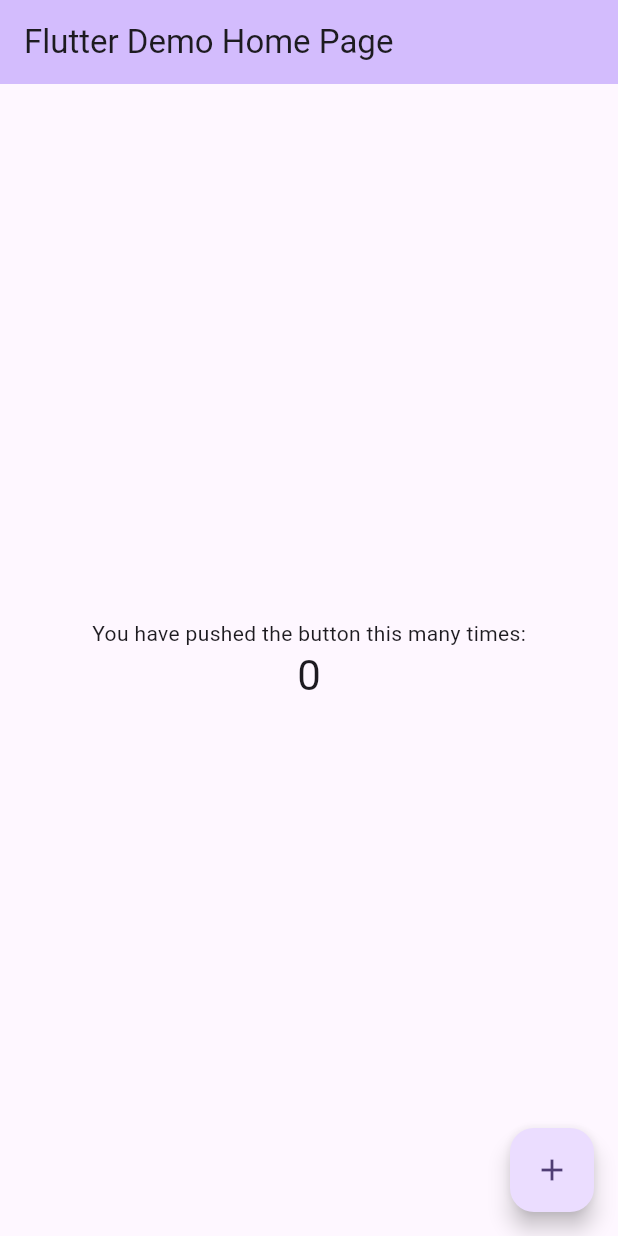
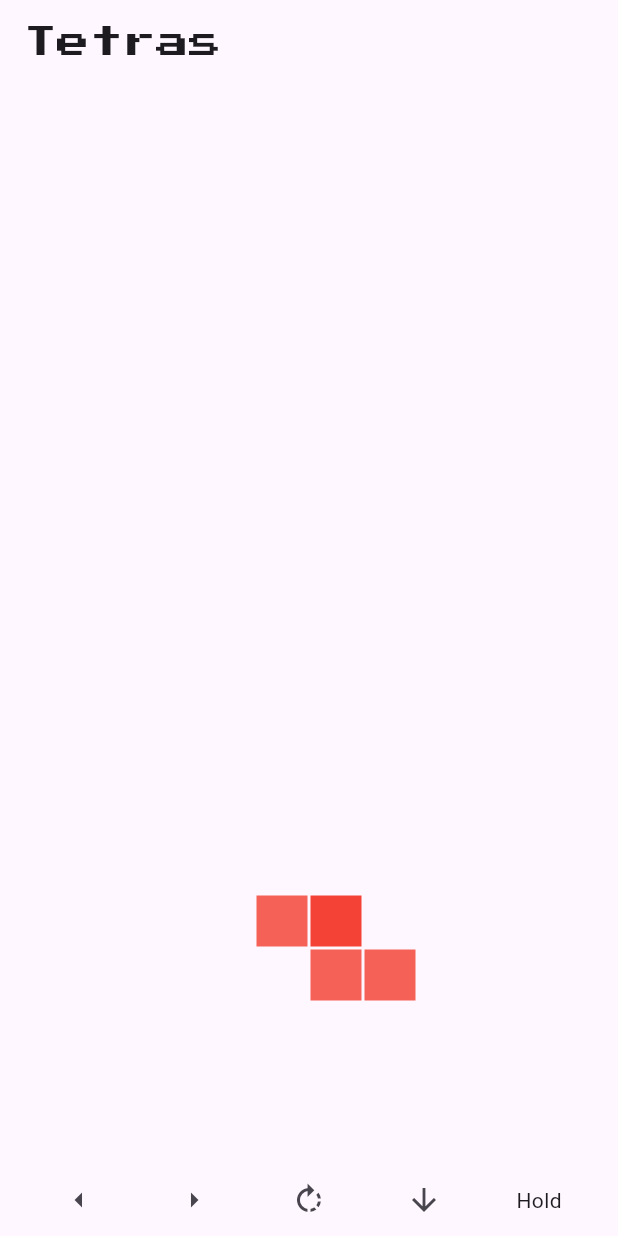
Before and after one commit to theprantadutta/tetrafy, a Flutter app: the screen it shows after launch, on a phone screen of 412 x 824 dp. Run offline on Flutter 3.47's test engine with Material 3 defaults, Android fonts, the phone set to English and light mode, and no system bars; our stand-ins replace audioplayers, google_fonts, shared_preferences.

Commit message:
feat: implement tetras game

```diff
--- a/lib/main.dart
+++ b/lib/main.dart
@@ -1,4 +1,13 @@
+import 'dart:async';
 import 'package:flutter/material.dart';
+import 'package:flutter/services.dart';
+import 'models/game_model.dart';
+import 'widgets/game_board.dart';
+import 'widgets/piece_preview.dart';
+import 'services/preferences_service.dart';
+import 'theme/app_theme.dart';
+import 'package:google_fonts/google_fonts.dart';
+import 'services/sound_service.dart';
 
 void main() {
   runApp(const MyApp());
@@ -7,116 +16,265 @@ void main() {
 class MyApp extends StatelessWidget {
   const MyApp({super.key});
 
-  // This widget is the root of your application.
   @override
   Widget build(BuildContext context) {
     return MaterialApp(
-      title: 'Flutter Demo',
-      theme: ThemeData(
-        // This is the theme of your application.
-        //
-        // TRY THIS: Try running your application with "flutter run". You'll see
-        // the application has a purple toolbar. Then, without quitting the app,
-        // try changing the seedColor in the colorScheme below to Colors.green
-        // and then invoke "hot reload" (save your changes or press the "hot
-        // reload" button in a Flutter-supported IDE, or press "r" if you used
-        // the command line to start the app).
-        //
-        // Notice that the counter didn't reset back to zero; the application
-        // state is not lost during the reload. To reset the state, use hot
-        // restart instead.
-        //
-        // This works for code too, not just values: Most code changes can be
-        // tested with just a hot reload.
-        colorScheme: ColorScheme.fromSeed(seedColor: Colors.deepPurple),
-      ),
-      home: const MyHomePage(title: 'Flutter Demo Home Page'),
+      title: 'Tetras',
+      theme: AppTheme.lightTheme,
+      darkTheme: AppTheme.darkTheme,
+      home: const GameScreen(),
     );
   }
 }
 
-class MyHomePage extends StatefulWidget {
-  const MyHomePage({super.key, required this.title});
-
-  // This widget is the home page of your application. It is stateful, meaning
-  // that it has a State object (defined below) that contains fields that affect
-  // how it looks.
-
-  // This class is the configuration for the state. It holds the values (in this
-  // case the title) provided by the parent (in this case the App widget) and
-  // used by the build method of the State. Fields in a Widget subclass are
-  // always marked "final".
-
-  final String title;
+class GameScreen extends StatefulWidget {
+  const GameScreen({super.key});
 
   @override
-  State<MyHomePage> createState() => _MyHomePageState();
+  State<GameScreen> createState() => _GameScreenState();
 }
 
-class _MyHomePageState extends State<MyHomePage> {
-  int _counter = 0;
+class _GameScreenState extends State<GameScreen> {
+  final GameModel _gameModel = GameModel();
+  final PreferencesService _preferencesService = PreferencesService();
+  final SoundService _soundService = SoundService();
+  int _highScore = 0;
 
-  void _incrementCounter() {
+  @override
+  void initState() {
+    super.initState();
+    _loadHighScore();
+    Timer.periodic(const Duration(milliseconds: 500), (timer) {
+      if (_gameModel.isPlaying) {
         setState(() {
-      // This call to setState tells the Flutter framework that something has
-      // changed in this State, which causes it to rerun the build method below
-      // so that the display can reflect the updated values. If we changed
-      // _counter without calling setState(), then the build method would not be
-      // called again, and so nothing would appear to happen.
-      _counter++;
+          _gameModel.moveDown();
         });
+      }
+      if (_gameModel.isGameOver) {
+        _updateHighScore();
+      }
+    });
+  }
+
+  void _loadHighScore() async {
+    _highScore = await _preferencesService.getHighScore();
+    setState(() {});
+  }
+
+  void _updateHighScore() {
+    if (_gameModel.score > _highScore) {
+      _highScore = _gameModel.score;
+      _preferencesService.setHighScore(_highScore);
+    }
   }
 
   @override
   Widget build(BuildContext context) {
-    // This method is rerun every time setState is called, for instance as done
-    // by the _incrementCounter method above.
-    //
-    // The Flutter framework has been optimized to make rerunning build methods
-    // fast, so that you can just rebuild anything that needs updating rather
-    // than having to individually change instances of widgets.
     return Scaffold(
       appBar: AppBar(
-        // TRY THIS: Try changing the color here to a specific color (to
-        // Colors.amber, perhaps?) and trigger a hot reload to see the AppBar
-        // change color while the other colors stay the same.
-        backgroundColor: Theme.of(context).colorScheme.inversePrimary,
-        // Here we take the value from the MyHomePage object that was created by
-        // the App.build method, and use it to set our appbar title.
-        title: Text(widget.title),
+        title: Text(
+          'Tetras',
+          style: GoogleFonts.pressStart2p(),
         ),
-      body: Center(
-        // Center is a layout widget. It takes a single child and positions it
-        // in the middle of the parent.
+      ),
+      body: LayoutBuilder(
+        builder: (context, constraints) {
+          if (constraints.maxWidth < 600) {
+            return _buildMobileLayout();
+          } else {
+            return _buildDesktopLayout();
+          }
+        },
+      ),
+    );
+  }
+
+  Widget _buildMobileLayout() {
+    return RawKeyboardListener(
+      focusNode: FocusNode(),
+      autofocus: true,
+      onKey: (event) {
+        if (_gameModel.isPlaying) {
+          if (event.isKeyPressed(LogicalKeyboardKey.arrowLeft)) {
+            setState(() => _gameModel.moveLeft());
+          } else if (event.isKeyPressed(LogicalKeyboardKey.arrowRight)) {
+            setState(() => _gameModel.moveRight());
+          } else if (event.isKeyPressed(LogicalKeyboardKey.arrowUp)) {
+            setState(() {
+              _gameModel.rotate();
+              _soundService.playRotateSound();
+            });
+          } else if (event.isKeyPressed(LogicalKeyboardKey.arrowDown)) {
+            setState(() {
+              _gameModel.moveDown();
+              _soundService.playDropSound();
+            });
+          } else if (event.isKeyPressed(LogicalKeyboardKey.space)) {
+            // TODO: Implement hard drop
+          } else if (event.isKeyPressed(LogicalKeyboardKey.keyC)) {
+            setState(() => _gameModel.hold());
+          }
+        }
+        if (event.isKeyPressed(LogicalKeyboardKey.keyP)) {
+          setState(() => _gameModel.togglePause());
+        }
+      },
       child: Column(
-          // Column is also a layout widget. It takes a list of children and
-          // arranges them vertically. By default, it sizes itself to fit its
-          // children horizontally, and tries to be as tall as its parent.
-          //
-          // Column has various properties to control how it sizes itself and
-          // how it positions its children. Here we use mainAxisAlignment to
-          // center the children vertically; the main axis here is the vertical
-          // axis because Columns are vertical (the cross axis would be
-          // horizontal).
-          //
-          // TRY THIS: Invoke "debug painting" (choose the "Toggle Debug Paint"
-          // action in the IDE, or press "p" in the console), to see the
-          // wireframe for each widget.
+        children: [
+          Expanded(
+            child: Stack(
+              children: [
+                GameBoard(gameModel: _gameModel),
+                if (_gameModel.isGameOver)
+                  Center(
+                    child: Column(
                       mainAxisAlignment: MainAxisAlignment.center,
-          children: <Widget>[
-            const Text('You have pushed the button this many times:'),
-            Text(
-              '$_counter',
-              style: Theme.of(context).textTheme.headlineMedium,
+                      children: [
+                        const Text(
+                          'Game Over',
+                          style: TextStyle(fontSize: 48, color: Colors.red),
+                        ),
+                        ElevatedButton(
+                          onPressed: () {
+                            setState(() {
+                              _gameModel.restart();
+                            });
+                          },
+                          child: const Text('Restart'),
                         ),
                       ],
                     ),
                   ),
-      floatingActionButton: FloatingActionButton(
-        onPressed: _incrementCounter,
-        tooltip: 'Increment',
-        child: const Icon(Icons.add),
-      ), // This trailing comma makes auto-formatting nicer for build methods.
+                if (!_gameModel.isPlaying && !_gameModel.isGameOver)
+                  const Center(
+                    child: Text(
+                      'Paused',
+                      style: TextStyle(fontSize: 48, color: Colors.white),
+                    ),
+                  ),
+              ],
+            ),
+          ),
+          Row(
+            mainAxisAlignment: MainAxisAlignment.spaceEvenly,
+            children: [
+              IconButton(
+                onPressed: () => setState(() => _gameModel.moveLeft()),
+                icon: const Icon(Icons.arrow_left),
+              ),
+              IconButton(
+                onPressed: () => setState(() => _gameModel.moveRight()),
+                icon: const Icon(Icons.arrow_right),
+              ),
+              IconButton(
+                onPressed: () => setState(() {
+                  _gameModel.rotate();
+                  _soundService.playRotateSound();
+                }),
+                icon: const Icon(Icons.rotate_right),
+              ),
+              IconButton(
+                onPressed: () => setState(() {
+                  _gameModel.moveDown();
+                  _soundService.playDropSound();
+                }),
+                icon: const Icon(Icons.arrow_downward),
+              ),
+              IconButton(
+                onPressed: () => setState(() => _gameModel.hold()),
+                icon: const Text('Hold'),
+              ),
+            ],
+          ),
+        ],
+      ),
+    );
+  }
+
+  Widget _buildDesktopLayout() {
+    return RawKeyboardListener(
+      focusNode: FocusNode(),
+      autofocus: true,
+      onKey: (event) {
+        if (_gameModel.isPlaying) {
+          if (event.isKeyPressed(LogicalKeyboardKey.arrowLeft)) {
+            setState(() => _gameModel.moveLeft());
+          } else if (event.isKeyPressed(LogicalKeyboardKey.arrowRight)) {
+            setState(() => _gameModel.moveRight());
+          } else if (event.isKeyPressed(LogicalKeyboardKey.arrowUp)) {
+            setState(() {
+              _gameModel.rotate();
+              _soundService.playRotateSound();
+            });
+          } else if (event.isKeyPressed(LogicalKeyboardKey.arrowDown)) {
+            setState(() {
+              _gameModel.moveDown();
+              _soundService.playDropSound();
+            });
+          } else if (event.isKeyPressed(LogicalKeyboardKey.space)) {
+            // TODO: Implement hard drop
+          } else if (event.isKeyPressed(LogicalKeyboardKey.keyC)) {
+            setState(() => _gameModel.hold());
+          }
+        }
+        if (event.isKeyPressed(LogicalKeyboardKey.keyP)) {
+          setState(() => _gameModel.togglePause());
+        }
+      },
+      child: Row(
+        children: [
+          Expanded(
+            child: Stack(
+              children: [
+                GameBoard(gameModel: _gameModel),
+                if (_gameModel.isGameOver)
+                  Center(
+                    child: Column(
+                      mainAxisAlignment: MainAxisAlignment.center,
+                      children: [
+                        const Text(
+                          'Game Over',
+                          style: TextStyle(fontSize: 48, color: Colors.red),
+                        ),
+                        ElevatedButton(
+                          onPressed: () {
+                            setState(() {
+                              _gameModel.restart();
+                            });
+                          },
+                          child: const Text('Restart'),
+                        ),
+                      ],
+                    ),
+                  ),
+                if (!_gameModel.isPlaying && !_gameModel.isGameOver)
+                  const Center(
+                    child: Text(
+                      'Paused',
+                      style: TextStyle(fontSize: 48, color: Colors.white),
+                    ),
+                  ),
+              ],
+            ),
+          ),
+          SizedBox(
+            width: 150,
+            child: Column(
+              children: [
+                Text('Score: ${_gameModel.score}'),
+                Text('High Score: $_highScore'),
+                Text('Level: ${_gameModel.level}'),
+                const SizedBox(height: 20),
+                const Text('Next Piece:'),
+                PiecePreview(piece: _gameModel.nextPiece),
+                const SizedBox(height: 20),
+                const Text('Hold Piece:'),
+                PiecePreview(piece: _gameModel.holdPiece),
+              ],
+            ),
+          ),
+        ],
+      ),
     );
   }
 }
--- /dev/null
+++ b/lib/models/game_model.dart
@@ -0,0 +1,128 @@
+import 'package:flutter/material.dart';
+import 'piece.dart';
+import 'point.dart';
+import '../utils/bag_generator.dart';
+import '../utils/tetromino_data.dart';
+
+class GameModel {
+  static const int gridWidth = 10;
+  static const int gridHeight = 20;
+
+  List<List<Color?>> grid = List.generate(
+    gridHeight,
+    (_) => List.generate(gridWidth, (_) => null),
+  );
+
+  late Piece currentPiece;
+  Piece? holdPiece;
+  late Piece nextPiece;
+  final BagGenerator _bagGenerator = BagGenerator();
+  int score = 0;
+  int level = 1;
+  int linesCleared = 0;
+  bool isPlaying = true;
+  bool isGameOver = false;
+
+  GameModel() {
+    nextPiece = Piece(type: _bagGenerator.next, position: Point(0, 0));
+    _spawnNewPiece();
+  }
+
+  void togglePause() {
+    isPlaying = !isPlaying;
+  }
+
+  void restart() {
+    grid = List.generate(
+      gridHeight,
+      (_) => List.generate(gridWidth, (_) => null),
+    );
+    score = 0;
+    level = 1;
+    linesCleared = 0;
+    isGameOver = false;
+    isPlaying = true;
+    holdPiece = null;
+    _spawnNewPiece();
+  }
+
+  void hold() {
+    if (holdPiece == null) {
+      holdPiece = currentPiece;
+      _spawnNewPiece();
+    } else {
+      final temp = currentPiece;
+      currentPiece = holdPiece!;
+      holdPiece = temp;
+    }
+  }
+
+  void _spawnNewPiece() {
+    currentPiece = nextPiece;
+    currentPiece.position = Point(gridWidth ~/ 2 - 1, 0);
+    nextPiece = Piece(type: _bagGenerator.next, position: Point(0, 0));
+    if (!isValidPosition(currentPiece.position)) {
+      isGameOver = true;
+      isPlaying = false;
+    }
+  }
+
+  void moveLeft() {
+    _move(-1, 0);
+  }
+
+  void moveRight() {
+    _move(1, 0);
+  }
+
+  void moveDown() {
+    _move(0, 1);
+  }
+
+  void rotate() {
+    // TODO: Implement rotation
+  }
+
+  void _move(int dx, int dy) {
+    final newPosition = Point(currentPiece.position.x + dx, currentPiece.position.y + dy);
+    if (isValidPosition(newPosition)) {
+      currentPiece.position = newPosition;
+    }
+  }
+
+  bool isValidPosition(Point<int> position) {
+    final points = getPiecePoints(currentPiece.type, currentPiece.rotation, position);
+    for (final point in points) {
+      if (point.x < 0 || point.x >= gridWidth || point.y >= gridHeight) {
+        return false;
+      }
+      if (point.y >= 0 && grid[point.y][point.x] != null) {
+        return false;
+      }
+    }
+    return true;
+  }
+
+  List<Point<int>> getPiecePoints(Tetromino type, int rotation, Point<int> position) {
+    final points = tetrominoData[type]![rotation % 4];
+    return points.map((p) => Point(p.x + position.x, p.y + position.y)).toList();
+  }
+
+  void _clearLines() {
+    for (int y = gridHeight - 1; y >= 0; y--) {
+      if (grid[y].every((cell) => cell != null)) {
+        linesCleared++;
+        grid.removeAt(y);
+        grid.insert(0, List.generate(gridWidth, (_) => null));
+        _updateScore(1);
+      }
+    }
+  }
+
+  void _updateScore(int lines) {
+    score += lines * 100;
+    if (linesCleared >= level * 10) {
+      level++;
+    }
+  }
+}
--- /dev/null
+++ b/lib/models/piece.dart
@@ -0,0 +1,18 @@
+import 'package:flutter/material.dart';
+import 'point.dart';
+
+enum Tetromino { I, O, T, S, Z, J, L }
+
+class Piece {
+  Tetromino type;
+  int rotation;
+  Point<int> position;
+
+  Piece({
+    required this.type,
+    this.rotation = 0,
+    required this.position,
+  });
+
+  // TODO: Add methods for rotation and movement
+}
--- /dev/null
+++ b/lib/models/point.dart
@@ -0,0 +1,16 @@
+class Point<T extends num> {
+  final T x;
+  final T y;
+
+  const Point(this.x, this.y);
+
+  @override
+  String toString() => 'Point($x, $y)';
+
+  @override
+  bool operator ==(Object other) =>
+      other is Point && x == other.x && y == other.y;
+
+  @override
+  int get hashCode => x.hashCode ^ y.hashCode;
+}
--- /dev/null
+++ b/lib/services/preferences_service.dart
@@ -0,0 +1,15 @@
+import 'package:shared_preferences/shared_preferences.dart';
+
+class PreferencesService {
+  static const String highScoreKey = 'highScore';
+
+  Future<int> getHighScore() async {
+    final prefs = await SharedPreferences.getInstance();
+    return prefs.getInt(highScoreKey) ?? 0;
+  }
+
+  Future<void> setHighScore(int score) async {
+    final prefs = await SharedPreferences.getInstance();
+    await prefs.setInt(highScoreKey, score);
+  }
+}
--- /dev/null
+++ b/lib/services/sound_service.dart
@@ -0,0 +1,17 @@
+import 'package:audioplayers/audioplayers.dart';
+
+class SoundService {
+  final AudioPlayer _audioPlayer = AudioPlayer();
+
+  Future<void> playRotateSound() async {
+    await _audioPlayer.play(AssetSource('sounds/rotate.mp3'));
+  }
+
+  Future<void> playDropSound() async {
+    await _audioPlayer.play(AssetSource('sounds/drop.mp3'));
+  }
+
+  Future<void> playLineClearSound() async {
+    await _audioPlayer.play(AssetSource('sounds/line_clear.mp3'));
+  }
+}
--- /dev/null
+++ b/lib/theme/app_theme.dart
@@ -0,0 +1,13 @@
+import 'package:flutter/material.dart';
+
+class AppTheme {
+  static final ThemeData lightTheme = ThemeData(
+    brightness: Brightness.light,
+    primarySwatch: Colors.blue,
+  );
+
+  static final ThemeData darkTheme = ThemeData(
+    brightness: Brightness.dark,
+    primarySwatch: Colors.blue,
+  );
+}
--- /dev/null
+++ b/lib/utils/bag_generator.dart
@@ -0,0 +1,18 @@
+import 'dart:math';
+import '../models/piece.dart';
+
+class BagGenerator {
+  List<Tetromino> _bag = [];
+
+  Tetromino get next {
+    if (_bag.isEmpty) {
+      _fillBag();
+    }
+    return _bag.removeAt(0);
+  }
+
+  void _fillBag() {
+    _bag = Tetromino.values.toList();
+    _bag.shuffle(Random());
+  }
+}
--- /dev/null
+++ b/lib/utils/tetromino_data.dart
@@ -0,0 +1,47 @@
+import '../models/piece.dart';
+import '../models/point.dart';
+
+const Map<Tetromino, List<List<Point<int>>>> tetrominoData = {
+  Tetromino.I: [
+    [const Point(0, 1), const Point(1, 1), const Point(2, 1), const Point(3, 1)],
+    [const Point(2, 0), const Point(2, 1), const Point(2, 2), const Point(2, 3)],
+    [const Point(0, 2), const Point(1, 2), const Point(2, 2), const Point(3, 2)],
+    [const Point(1, 0), const Point(1, 1), const Point(1, 2), const Point(1, 3)],
+  ],
+  Tetromino.O: [
+    [const Point(1, 0), const Point(2, 0), const Point(1, 1), const Point(2, 1)],
+    [const Point(1, 0), const Point(2, 0), const Point(1, 1), const Point(2, 1)],
+    [const Point(1, 0), const Point(2, 0), const Point(1, 1), const Point(2, 1)],
+    [const Point(1, 0), const Point(2, 0), const Point(1, 1), const Point(2, 1)],
+  ],
+  Tetromino.T: [
+    [const Point(1, 0), const Point(0, 1), const Point(1, 1), const Point(2, 1)],
+    [const Point(1, 0), const Point(1, 1), const Point(2, 1), const Point(1, 2)],
+    [const Point(0, 1), const Point(1, 1), const Point(2, 1), const Point(1, 2)],
+    [const Point(1, 0), const Point(0, 1), const Point(1, 1), const Point(1, 2)],
+  ],
+  Tetromino.S: [
+    [const Point(1, 0), const Point(2, 0), const Point(0, 1), const Point(1, 1)],
+    [const Point(1, 0), const Point(1, 1), const Point(2, 1), const Point(2, 2)],
+    [const Point(1, 1), const Point(2, 1), const Point(0, 2), const Point(1, 2)],
+    [const Point(0, 0), const Point(0, 1), const Point(1, 1), const Point(1, 2)],
+  ],
+  Tetromino.Z: [
+    [const Point(0, 0), const Point(1, 0), const Point(1, 1), const Point(2, 1)],
+    [const Point(2, 0), const Point(1, 1), const Point(2, 1), const Point(1, 2)],
+    [const Point(0, 1), const Point(1, 1), const Point(1, 2), const Point(2, 2)],
+    [const Point(1, 0), const Point(0, 1), const Point(1, 1), const Point(0, 2)],
+  ],
+  Tetromino.J: [
+    [const Point(0, 0), const Point(0, 1), const Point(1, 1), const Point(2, 1)],
+    [const Point(1, 0), const Point(2, 0), const Point(1, 1), const Point(1, 2)],
+    [const Point(0, 1), const Point(1, 1), const Point(2, 1), const Point(2, 2)],
+    [const Point(1, 0), const Point(1, 1), const Point(0, 2), const Point(1, 2)],
+  ],
+  Tetromino.L: [
+    [const Point(2, 0), const Point(0, 1), const Point(1, 1), const Point(2, 1)],
+    [const Point(1, 0), const Point(1, 1), const Point(1, 2), const Point(2, 2)],
+    [const Point(0, 1), const Point(1, 1), const Point(2, 1), const Point(0, 2)],
+    [const Point(0, 0), const Point(1, 0), const Point(1, 1), const Point(1, 2)],
+  ],
+};
--- /dev/null
+++ b/lib/widgets/game_board.dart
@@ -0,0 +1,44 @@
+import 'package:flutter/material.dart';
+import '../models/game_model.dart';
+import '../models/point.dart';
+
+class GameBoard extends StatelessWidget {
+  final GameModel gameModel;
+
+  const GameBoard({super.key, required this.gameModel});
+
+  @override
+  Widget build(BuildContext context) {
+    return AspectRatio(
+      aspectRatio: GameModel.gridWidth / GameModel.gridHeight,
+      child: GridView.builder(
+        physics: const NeverScrollableScrollPhysics(),
+        gridDelegate: const SliverGridDelegateWithFixedCrossAxisCount(
+          crossAxisCount: GameModel.gridWidth,
+        ),
+        itemCount: GameModel.gridWidth * GameModel.gridHeight,
+        itemBuilder: (context, index) {
+          final x = index % GameModel.gridWidth;
+          final y = index ~/ GameModel.gridWidth;
+          final piecePoints = gameModel.currentPiece != null
+              ? gameModel.getPiecePoints(
+                  gameModel.currentPiece.type,
+                  gameModel.currentPiece.rotation,
+                  gameModel.currentPiece.position,
+                )
+              : [];
+          final isPiece = piecePoints.contains(Point(x, y));
+          final color = isPiece ? Colors.red : gameModel.grid[y][x];
+          return AnimatedOpacity(
+            duration: const Duration(milliseconds: 300),
+            opacity: color == null ? 0 : 1,
+            child: Container(
+              color: color,
+              margin: const EdgeInsets.all(1),
+            ),
+          );
+        },
+      ),
+    );
+  }
+}
```
Also changed, not shown: lib/widgets/piece_preview.dart (added, +39 -0 lines), pubspec.yaml (+5 -3 lines), pubspec.lock, 9 other files. Lines whose indentation alone changed are shown as unchanged.
